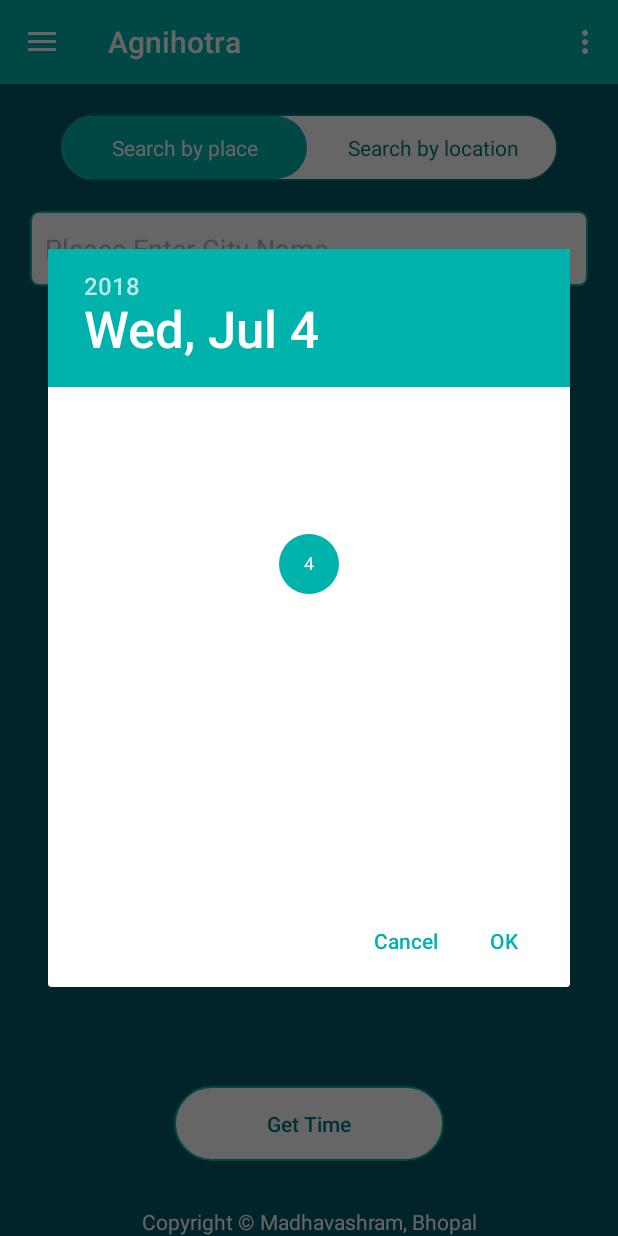
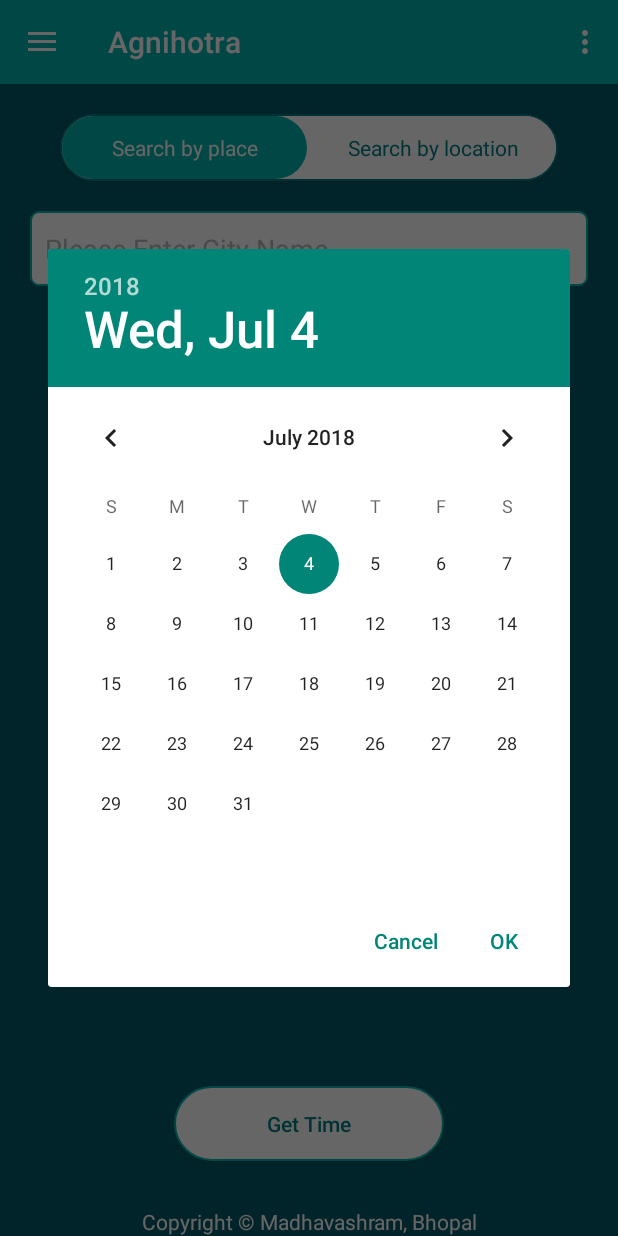
Before and after one commit to kanishk36/AgnihotraTimeTable, an Android app: the MainActivity screen opened directly, with no data from a screen before it, after a tap on "Select Date", on a phone screen of 412 x 824 dp. Run offline under Robolectric (Android 15) with nearby library versions, the phone set to English and light mode, and no system bars; our stand-ins replace AdMob.

Commit message:
issue related date not displayed in date picker fixed.

```diff
--- a/app/src/main/res/values/styles.xml
+++ b/app/src/main/res/values/styles.xml
@@ -11,6 +11,7 @@
         <item name="android:textAllCaps">false</item>
         <item name="android:textColorPrimary">@color/white</item>
         <item name="android:textColorSecondary">@color/white</item>
+        <item name="android:datePickerDialogTheme">@style/AppDatePickerDialogTheme</item>
     </style>
 
     <style name="SlideAnimation">
@@ -27,4 +28,6 @@
         <item name="android:activityCloseExitAnimation">@anim/fadeout</item>
     </style>
 
+    <style name="AppDatePickerDialogTheme" parent="android:Theme.Material.Light.Dialog"/>
+
 </resources>
```
